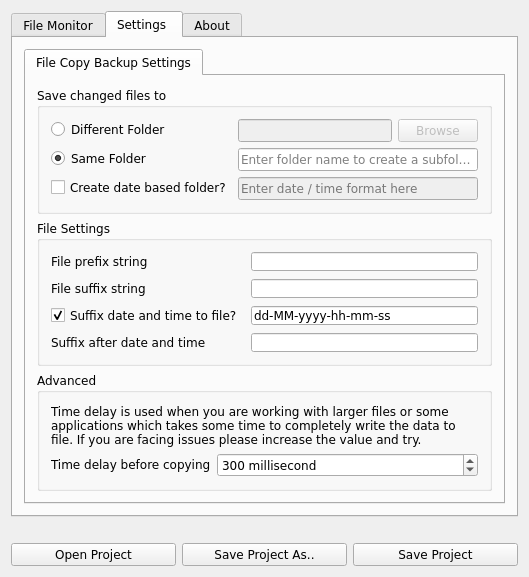
First picture: the form in autofilebackup.ui, repository imatefx/auto-file-backup, before the edit.
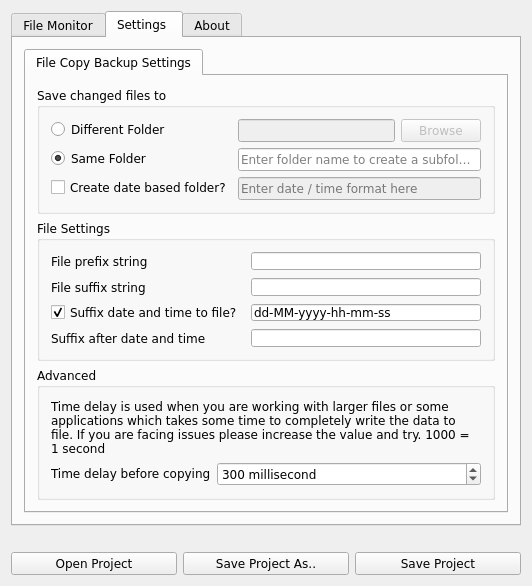
Second picture: the form after the edit. The open tabs and pages were chosen to show the change. Icons and pictures are not drawn. Custom widgets are drawn as their Qt base class.

Commit message: Added Time Conversion Millisecond to Second for reference

The edit to the form file:
```diff
--- a/autofilebackup.ui
+++ b/autofilebackup.ui
@@ -6,8 +6,8 @@
    <rect>
     <x>0</x>
     <y>0</y>
-    <width>529</width>
-    <height>577</height>
+    <width>532</width>
+    <height>586</height>
    </rect>
   </property>
   <property name="font">
@@ -346,7 +346,7 @@
                 <item>
                  <widget class="QLabel" name="label">
                   <property name="text">
-                   <string>&lt;html&gt;&lt;head/&gt;&lt;body&gt;&lt;p&gt;Time delay is used when you are working with larger files or some applications which takes some time to completely write the data to file. If you are facing issues please increase the value and try.&lt;/p&gt;&lt;/body&gt;&lt;/html&gt;</string>
+                   <string>&lt;html&gt;&lt;head/&gt;&lt;body&gt;&lt;p&gt;Time delay is used when you are working with larger files or some applications which takes some time to completely write the data to file. If you are facing issues please increase the value and try. 1000 = 1 second&lt;/p&gt;&lt;/body&gt;&lt;/html&gt;</string>
                   </property>
                   <property name="wordWrap">
                    <bool>true</bool>
```
Left out of the diff: 2 changed lines with no effect on the pictures.
